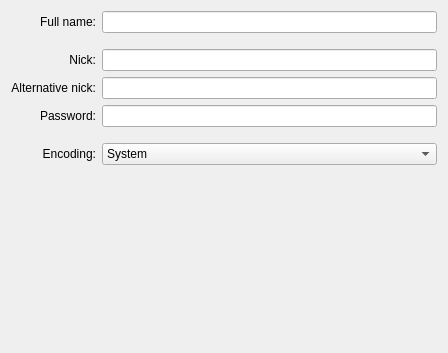
euroelessar/qutim, file irc/src/ui/editnickform.ui: the form before one commit.
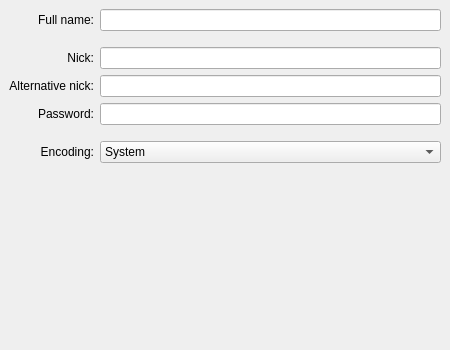
The form after the commit.

Commit message: Add scrollArea to IRC forms

What changed in the file:
```diff
--- a/irc/src/ui/editnickform.ui
+++ b/irc/src/ui/editnickform.ui
@@ -6,13 +6,46 @@
    <rect>
     <x>0</x>
     <y>0</y>
-    <width>448</width>
-    <height>353</height>
+    <width>450</width>
+    <height>350</height>
    </rect>
   </property>
   <property name="windowTitle">
    <string>Form</string>
   </property>
+  <layout class="QGridLayout" name="scrollAreaGridLayout">
+   <property name="topMargin">
+    <number>0</number>
+   </property>
+   <property name="rightMargin">
+    <number>0</number>
+   </property>
+   <property name="leftMargin">
+    <number>0</number>
+   </property>
+   <property name="bottomMargin">
+    <number>0</number>
+   </property>
+   <property name="horizontalSpacing">
+    <number>0</number>
+   </property>
+   <item row="0" column="0">
+    <widget class="QScrollArea" name="scrollArea">
+     <property name="frameShape">
+      <enum>QFrame::NoFrame</enum>
+     </property>
+     <property name="widgetResizable">
+      <bool>true</bool>
+     </property>
+     <widget class="QWidget" name="scrollAreaWidgetContents">
+      <property name="geometry">
+       <rect>
+        <x>0</x>
+        <y>0</y>
+        <width>441</width>
+        <height>350</height>
+       </rect>
+      </property>
   <layout class="QGridLayout" name="gridLayout_2">
    <item row="2" column="0">
     <widget class="QLabel" name="label">
@@ -419,6 +452,10 @@
    </item>
   </layout>
  </widget>
+    </widget>
+   </item>
+  </layout>
+ </widget>
  <resources/>
  <connections/>
 </ui>
```
Left out of the diff: 1 changed line with no effect on the pictures. Lines whose indentation alone changed are shown as unchanged. The commit also changes 1 other file.
